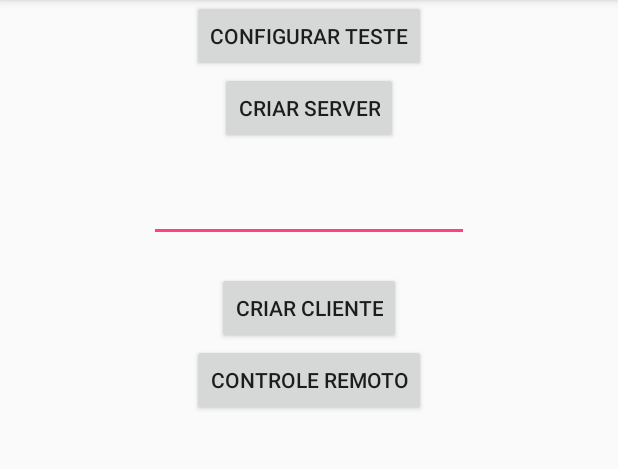
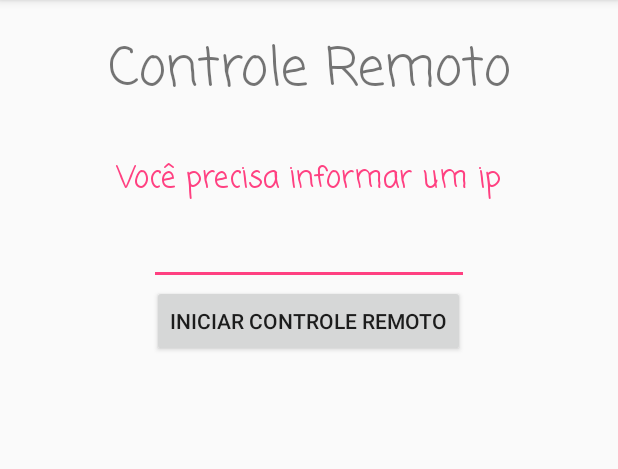
Before and after one commit to DanielSoaresRocha/AplicacaoClienteServidor, an Android app: the screen it shows after launch (MainActivity before the commit, Remoto after it), after a tap on an icon or button, on a phone screen of 412 x 824 dp, the part 84-553 px from its top. Run offline under Robolectric (Android 15) with nearby library versions, the phone set to English and light mode, and no system bars.

Commit message:
Reestruturação da interface concluída

```diff
--- a/novaTentativa/app/src/main/java/com/example/bolsista/novatentativa/arquitetura/Definir.java
+++ b/novaTentativa/app/src/main/java/com/example/bolsista/novatentativa/arquitetura/Definir.java
@@ -30,8 +30,8 @@ public class Definir extends AppCompatActivity {
         controle.setOnClickListener(new View.OnClickListener() {
             @Override
             public void onClick(View v) {
-                Intent controle = new Intent(Definir.this, MainActivity.class);
-                startActivity(controle);
+                Intent telaControle = new Intent(Definir.this, Remoto.class);
+                startActivity(telaControle);
             }
         });
 
--- /dev/null
+++ b/novaTentativa/app/src/main/java/com/example/bolsista/novatentativa/arquitetura/Remoto.java
@@ -0,0 +1,59 @@
+package com.example.bolsista.novatentativa.arquitetura;
+
+import android.content.Intent;
+import android.support.v7.app.AppCompatActivity;
+import android.os.Bundle;
+import android.view.View;
+import android.widget.Button;
+import android.widget.EditText;
+import android.widget.Toast;
+
+import com.example.bolsista.novatentativa.Cliente;
+import com.example.bolsista.novatentativa.ControleRemoto;
+import com.example.bolsista.novatentativa.R;
+
+public class Remoto extends AppCompatActivity {
+    EditText remotoEditText;
+    Button criarRemotoBtn;
+
+    public static Cliente cliente;
+
+    @Override
+    protected void onCreate(Bundle savedInstanceState) {
+        super.onCreate(savedInstanceState);
+        setContentView(R.layout.activity_remoto);
+
+        inicializar();
+        listener();
+
+    }
+
+    private void listener() {
+        criarRemotoBtn.setOnClickListener(new View.OnClickListener() {
+            @Override
+            public void onClick(View v) {
+                criarControleRemoto();
+            }
+        });
+    }
+
+    public void criarControleRemoto(){
+        if(remotoEditText.getText().toString().length() < 5){
+            Toast.makeText(getApplicationContext(),R.string.ip_invalido, Toast.LENGTH_LONG).show();
+        }else{
+            final Remoto remoto = this;
+
+            cliente = new Cliente(remotoEditText.getText().toString(),remoto,true);
+            cliente.connect();
+            Toast.makeText(getApplicationContext(), R.string.controle_ativo, Toast.LENGTH_SHORT).show();
+
+            Intent controleRemoto = new Intent(Remoto.this, ControleRemoto.class);
+            startActivity(controleRemoto);
+
+        }
+    }
+    private void inicializar() {
+        remotoEditText = findViewById(R.id.remotoEditText);
+        criarRemotoBtn = findViewById(R.id.criarRemotoBtn);
+    }
+}
--- /dev/null
+++ b/novaTentativa/app/src/main/res/layout/activity_remoto.xml
@@ -0,0 +1,53 @@
+<?xml version="1.0" encoding="utf-8"?>
+<LinearLayout xmlns:android="http://schemas.android.com/apk/res/android"
+    xmlns:app="http://schemas.android.com/apk/res-auto"
+    xmlns:tools="http://schemas.android.com/tools"
+    android:layout_width="match_parent"
+    android:layout_height="match_parent"
+    tools:context="com.example.bolsista.novatentativa.arquitetura.Remoto"
+    android:orientation="vertical"
+    android:gravity="top"
+    >
+
+    <TextView
+        android:layout_width="match_parent"
+        android:layout_height="wrap_content"
+        android:fontFamily="casual"
+        android:gravity="center"
+        android:paddingVertical="20sp"
+        android:text="@string/controle_remoto"
+        android:textSize="35sp" />
+
+    <LinearLayout
+        android:layout_width="match_parent"
+        android:layout_height="wrap_content"
+        android:gravity="center"
+        android:orientation="vertical"
+        >
+
+        <TextView
+            android:layout_width="match_parent"
+            android:layout_height="wrap_content"
+            android:fontFamily="casual"
+            android:gravity="center"
+            android:paddingVertical="10sp"
+            android:text="@string/precisa_cliente"
+            android:textColor="@color/colorAccent"
+            android:textSize="20sp" />
+
+        <EditText
+            android:id="@+id/remotoEditText"
+            android:layout_width="wrap_content"
+            android:layout_height="wrap_content"
+            android:ems="10"
+            android:gravity="center" />
+
+        <Button
+            android:id="@+id/criarRemotoBtn"
+            android:layout_width="wrap_content"
+            android:layout_height="wrap_content"
+            android:text="@string/iniciar_controle_remoto" />
+
+    </LinearLayout>
+
+</LinearLayout>
--- a/novaTentativa/app/src/main/res/values/strings.xml
+++ b/novaTentativa/app/src/main/res/values/strings.xml
@@ -45,4 +45,6 @@
     <string name="esperando">esperando...</string>
     <string name="criar_cliente">Criar Cliente</string>
     <string name="pronto_para_criar">Pronto para criar</string>
+    <string name="controle_remoto">Controle Remoto</string>
+    <string name="iniciar_controle_remoto">Iniciar controle remoto</string>
 </resources>
```
Also changed, not shown: novaTentativa/app/src/main/AndroidManifest.xml (+8 -7 lines), novaTentativa/app/src/main/java/com/example/bolsista/novatentativa/Cliente.java (+13 -5 lines), novaTentativa/app/src/main/java/com/example/bolsista/novatentativa/ControleRemoto.java (+9 -3 lines), novaTentativa/app/src/main/res/layout/activity_definir.xml (+55 -27 lines), novaTentativa/app/src/main/res/drawable/controle.jpg, novaTentativa/app/src/main/res/drawable/escravo.png.
